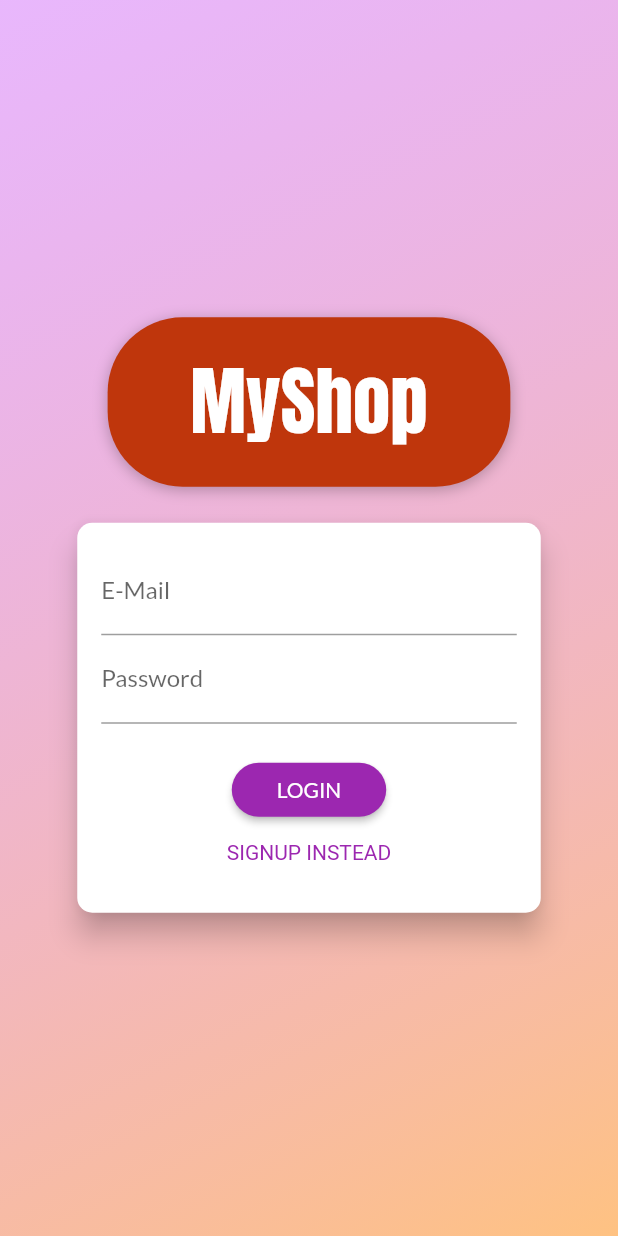
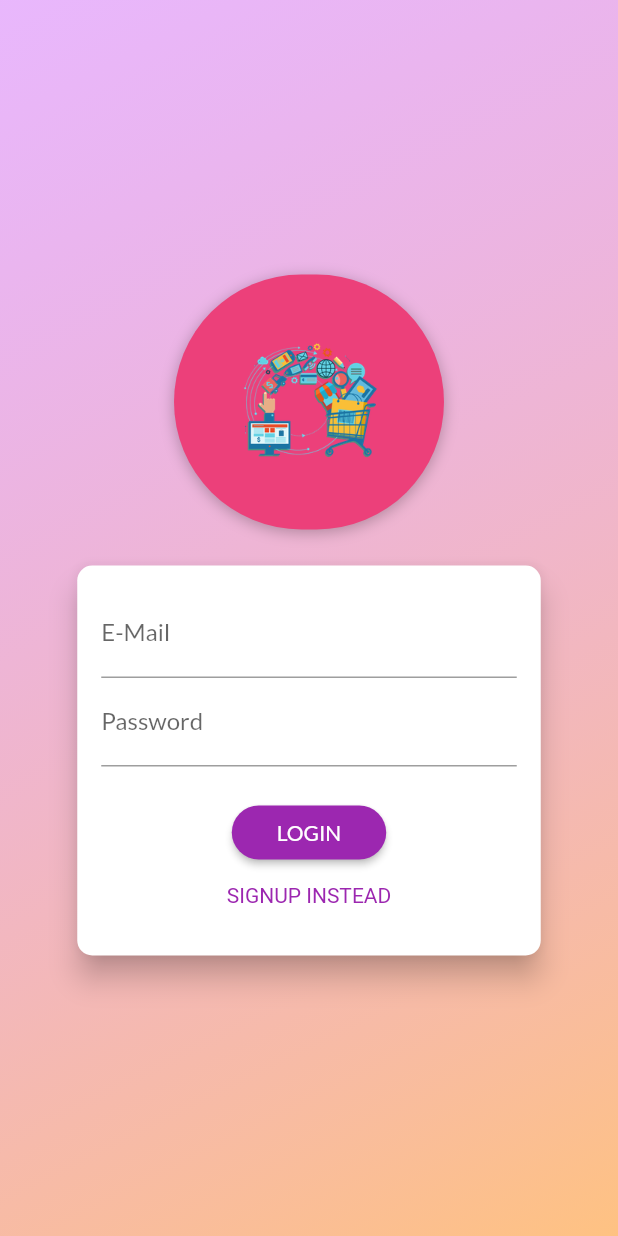
Before and after one commit to akaChandu/shopping-app-with-flutter, a Flutter app: the screen it shows after launch, on a phone screen of 412 x 824 dp. Run offline on Flutter 3.47's test engine with Material 2 defaults, Android fonts, the phone set to English and light mode, and no system bars; our stand-ins replace shared_preferences.

Commit message:
second commit

```diff
--- a/lib/pages/auth_page.dart
+++ b/lib/pages/auth_page.dart
@@ -47,13 +47,13 @@ class AuthPage extends StatelessWidget {
                     child: Container(
                       margin: const EdgeInsets.only(bottom: 20.0),
                       padding: const EdgeInsets.symmetric(
-                          vertical: 20.0, horizontal: 55.0),
+                          vertical: 20.0, horizontal: 40.0),
                       transform: Matrix4.rotationZ(0 * pi / 180)
                         ..translate(0.0),
                       // ..translate(-10.0),
                       decoration: BoxDecoration(
-                        borderRadius: BorderRadius.circular(50),
-                        color: Colors.deepOrange.shade900,
+                        borderRadius: BorderRadius.circular(90),
+                        color: Colors.pink.shade400,
                         boxShadow: const [
                           BoxShadow(
                             blurRadius: 8,
@@ -62,19 +62,24 @@ class AuthPage extends StatelessWidget {
                           )
                         ],
                       ),
-                      // child: AssetImage('assets/images/shopapp_logo.png'),
-                      child: Text(
-                        'MyShop',
-                        style: TextStyle(
-                          color: Theme.of(context)
-                              .primaryTextTheme
-                              .headline6
-                              ?.color,
-                          fontSize: 50,
-                          fontFamily: 'Anton',
-                          fontWeight: FontWeight.normal,
-                        ),
+                      child: Image.asset(
+                        'assets/images/shop_app.png',
+                        width: 100,
+                        height: 130.0,
+                        fit: BoxFit.contain,
                       ),
+                      // child: Text(
+                      //   'MyShop',
+                      //   style: TextStyle(
+                      //     color: Theme.of(context)
+                      //         .primaryTextTheme
+                      //         .headline6
+                      //         ?.color,
+                      //     fontSize: 50,
+                      //     fontFamily: 'Anton',
+                      //     fontWeight: FontWeight.normal,
+                      //   ),
+                      // ),
                     ),
                   ),
                   Flexible(
@@ -291,8 +296,8 @@ class _AuthCardState extends State<AuthCard>
                       position: _slideAnimation!,
                       child: TextFormField(
                         enabled: _authMode == AuthMode.Signup,
-                        decoration:
-                            const InputDecoration(labelText: 'Confirm Password'),
+                        decoration: const InputDecoration(
+                            labelText: 'Confirm Password'),
                         obscureText: true,
                         validator: _authMode == AuthMode.Signup
                             ? (value) {
--- a/pubspec.yaml
+++ b/pubspec.yaml
@@ -69,6 +69,7 @@ flutter:
   assets:
     - assets/images/product-placeholder.png
     - assets/images/shopapp_logo.png
+    - assets/images/shop_app.png
 
   # An image asset can refer to one or more resolution-specific "variants", see
   # https://flutter.dev/assets-and-images/#resolution-aware.
```
Also changed, not shown: assets/images/shop_app.png (added).
